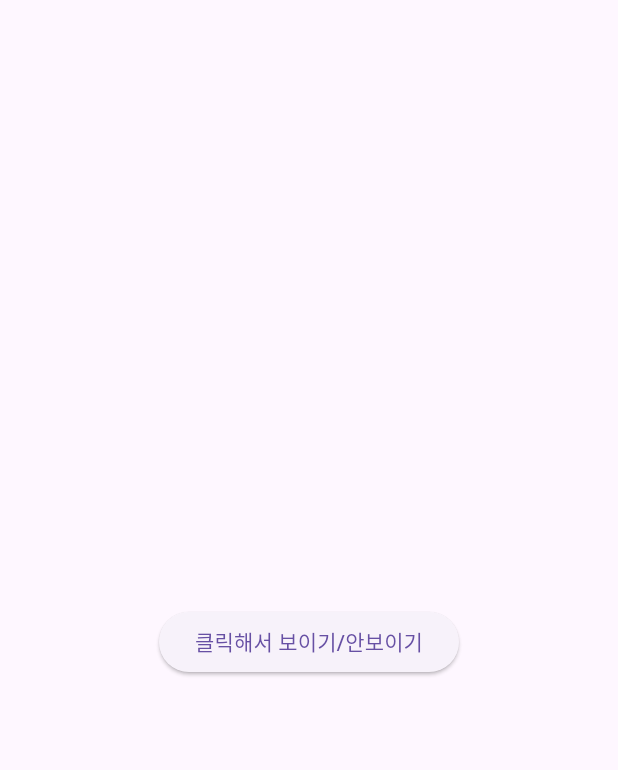
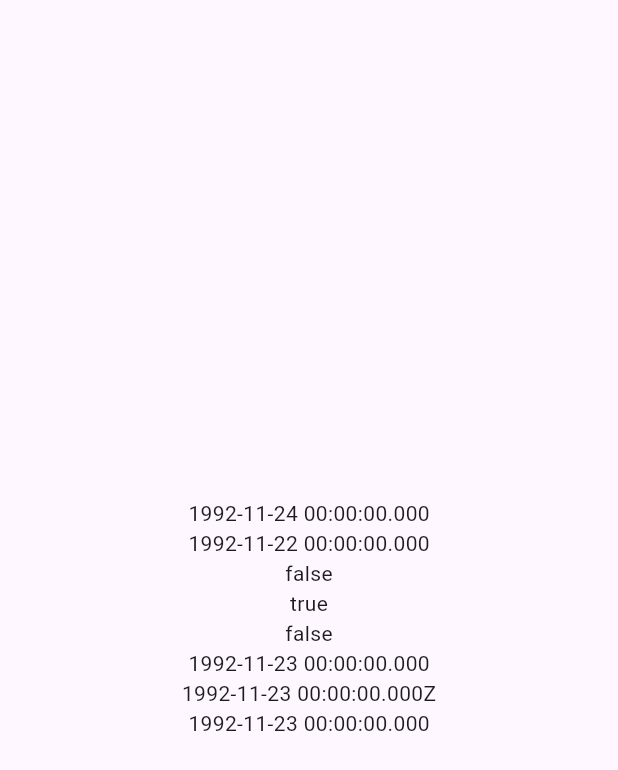
Before and after one commit to yeesuho/Flutter_Basics, a Flutter app: the screen it shows after launch, on a phone screen of 412 x 824 dp. Shown: the top 770 px of the screen. Run offline on Flutter 3.47's test engine with Material 3 defaults, Android fonts, the phone set to English and light mode, and no system bars.

Commit message:
feat: DateTime 이론 추가

```diff
--- /dev/null
+++ b/lib/datetime/home_screen.dart
@@ -0,0 +1,112 @@
+import 'package:flutter/material.dart';
+
+class HomeScreen extends StatefulWidget {
+  const HomeScreen({super.key});
+
+  @override
+  State<HomeScreen> createState() => _HomeScreenState();
+}
+
+class _HomeScreenState extends State<HomeScreen> {
+  /*
+  final date = DateTime( // 날짜를 표현하는 클래스: 년은 필수 월,일,시,분,초,밀리 초,마이크로 초 = 옵셔널 옵셔널 값을 입력안할시 날, 일은 1로 나머지는 0으로 입력됨
+    1992, // 년(필수)
+    11, // 월
+    23, // 일
+    1, // 시
+    1, // 분
+    10, // 초
+    20, // 밀리 초
+    3, // 마이크로 초
+  );
+
+
+  final date = DateTime.utc( // utc 기준 시간으로 변경
+    1992, // 년(필수)
+    11, // 월
+    23, // 일
+    1, // 시
+    1, // 분
+    10, // 초
+    20, // 밀리 초
+    3, // 마이크로 초
+  );
+
+
+
+
+  final now = DateTime.now(); // 현지의 기준의 실행 시간임
+
+
+  final duration = Duration( // 기간을 표현하는 클래스: 날, 시, 분, 초 , 밀리초, 마이크로 초,를 Named Parameter로 입력가능
+    days: 1,
+    hours: 2,
+    minutes: 20,
+  );
+*/
+
+  final date = DateTime(
+    1992,
+    11,
+    23,
+  );
+  final duration = Duration(
+    days: 1,
+  );
+
+  final date1 = DateTime(
+    1992,
+    11,
+    23,
+  );
+
+  final date2 = DateTime(
+    2023,
+    11,
+    23
+  );
+
+  late final dateAddDuration = date.add(duration); // date에다가 duration을 더한다
+  late final dateSubtractDuration = date.subtract(duration); // date에다가 duration을 빼준다
+
+  final date0 = DateTime(
+    1992,
+    11,
+    23,
+  );
+
+  late final utcDate = date0.toUtc(); // date0을 utc 기준의 시간으로 변경
+  late final localDate = date0.toLocal(); //현지를 기준으로 시간 변경
+
+
+
+  @override
+  Widget build(BuildContext context) {
+    return Scaffold(
+      body: SizedBox(
+        width: double.infinity,
+        child: Column(
+          mainAxisAlignment: MainAxisAlignment.center,
+          children: [
+            // 시간 뒤에 Z가 붙으면 utc 기준 시간
+            /*
+            Text(date.toString()),
+            Text(now.toString()),
+            Text(duration.toString()),
+             */
+            Text(dateAddDuration.toString()),
+            Text(dateSubtractDuration.toString()),
+
+            Text(date1.isAfter(date2).toString()), // date1 이 date2 보다 "나중"이면 true 아니면 false 반환
+            Text(date1.isBefore(date2).toString()), // date1 이 date2 보다 "이후"이면 true 아니면 false 반환
+            Text(date1.isAtSameMomentAs(date2).toString()), // 같은 날짜면 ture 반환
+
+            Text(date0.toString()), // 현지 날짜 기준 (ex.한국)
+            Text(utcDate.toString()), // utc 기준 날짜
+            Text(utcDate.toLocal().toString()), // utc 날짜를 Local(현지) 기준으로 변경
+          ],
+        ),
+      ),
+    );
+  }
+}
--- a/lib/main.dart
+++ b/lib/main.dart
@@ -2,7 +2,8 @@ import 'package:flutter/material.dart';
 // import 'package:flutter_basics/padding/home_screen.dart';
 // import 'package:flutter_basics/statefulwidget/home_screen.dart';
 // import 'package:flutter_basics/statelesswidget_lifecycle/home_screen.dart';
-import 'package:flutter_basics/statefulwidget_lifecycle/home_screen.dart';
+// import 'package:flutter_basics/statefulwidget_lifecycle/home_screen.dart';
+import 'package:flutter_basics/datetime/home_screen.dart';
 
 void main() {
   runApp(
```
